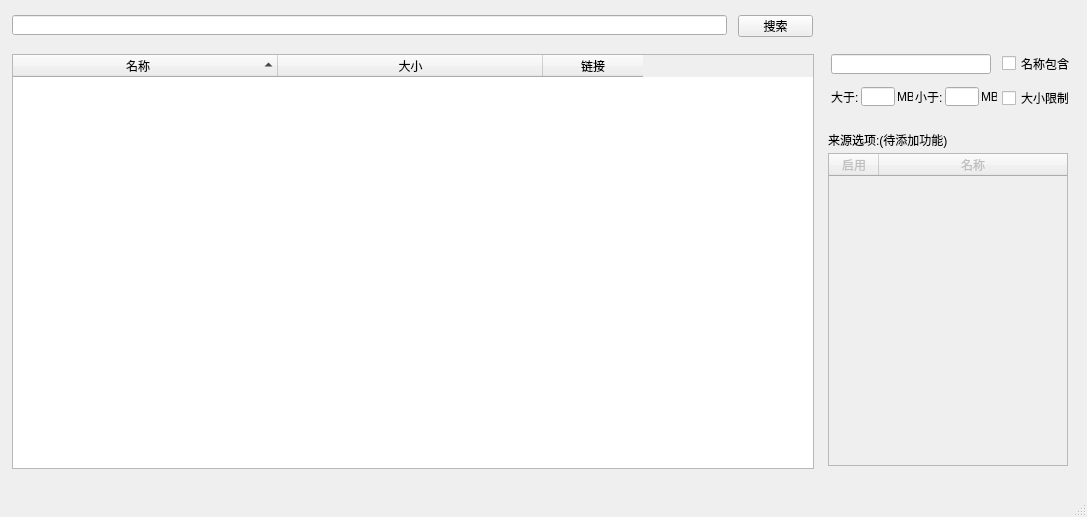
chroming/MagSearch, file mag_search.ui: the form before one commit.
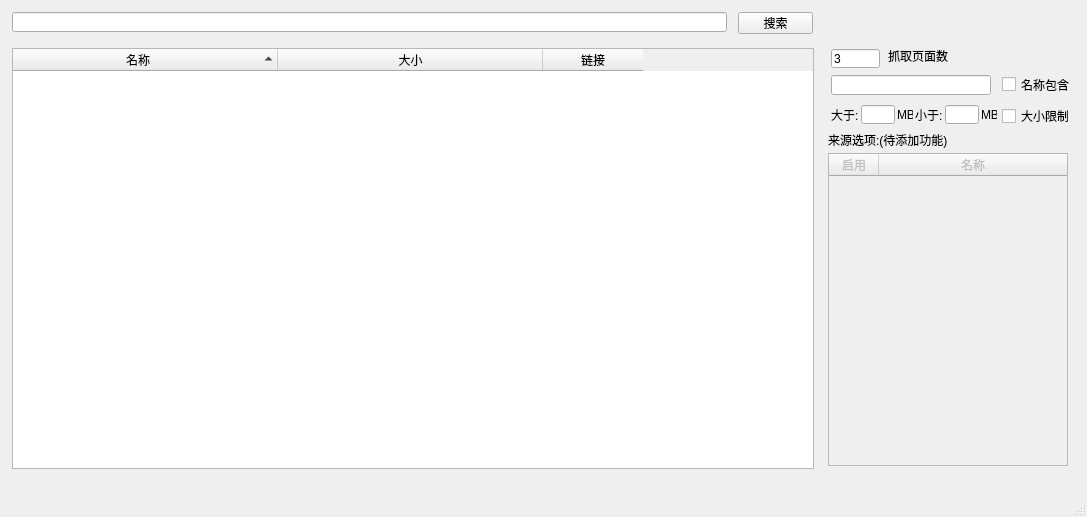
The form after the commit. Icons and pictures are not drawn.

Commit message: 添加抓取分页数选项

Diff of the .ui file:
```diff
--- a/mag_search.ui
+++ b/mag_search.ui
@@ -43,7 +43,7 @@
     <property name="geometry">
      <rect>
       <x>12</x>
-      <y>15</y>
+      <y>12</y>
       <width>715</width>
       <height>20</height>
      </rect>
@@ -56,7 +56,7 @@
     <property name="geometry">
      <rect>
       <x>738</x>
-      <y>15</y>
+      <y>12</y>
       <width>75</width>
       <height>22</height>
      </rect>
@@ -69,9 +69,9 @@
     <property name="geometry">
      <rect>
       <x>12</x>
-      <y>54</y>
+      <y>48</y>
       <width>802</width>
-      <height>415</height>
+      <height>421</height>
      </rect>
     </property>
     <property name="sizePolicy">
@@ -142,7 +142,7 @@
     <property name="geometry">
      <rect>
       <x>831</x>
-      <y>54</y>
+      <y>75</y>
       <width>160</width>
       <height>20</height>
      </rect>
@@ -152,7 +152,7 @@
     <property name="geometry">
      <rect>
       <x>1002</x>
-      <y>54</y>
+      <y>75</y>
       <width>70</width>
       <height>19</height>
      </rect>
@@ -165,7 +165,7 @@
     <property name="geometry">
      <rect>
       <x>945</x>
-      <y>87</y>
+      <y>105</y>
       <width>34</width>
       <height>19</height>
      </rect>
@@ -181,7 +181,7 @@
     <property name="geometry">
      <rect>
       <x>861</x>
-      <y>87</y>
+      <y>105</y>
       <width>34</width>
       <height>19</height>
      </rect>
@@ -200,7 +200,7 @@
     <property name="geometry">
      <rect>
       <x>831</x>
-      <y>87</y>
+      <y>105</y>
       <width>28</width>
       <height>19</height>
      </rect>
@@ -213,7 +213,7 @@
     <property name="geometry">
      <rect>
       <x>915</x>
-      <y>87</y>
+      <y>105</y>
       <width>28</width>
       <height>19</height>
      </rect>
@@ -226,7 +226,7 @@
     <property name="geometry">
      <rect>
       <x>1002</x>
-      <y>87</y>
+      <y>105</y>
       <width>67</width>
       <height>22</height>
      </rect>
@@ -290,7 +290,7 @@
     <property name="geometry">
      <rect>
       <x>897</x>
-      <y>87</y>
+      <y>105</y>
       <width>16</width>
       <height>19</height>
      </rect>
@@ -303,7 +303,7 @@
     <property name="geometry">
      <rect>
       <x>981</x>
-      <y>87</y>
+      <y>105</y>
       <width>16</width>
       <height>19</height>
      </rect>
@@ -312,6 +312,35 @@
      <string>MB</string>
     </property>
    </widget>
+   <widget class="QLineEdit" name="pgnum_lineedit">
+    <property name="geometry">
+     <rect>
+      <x>831</x>
+      <y>49</y>
+      <width>49</width>
+      <height>19</height>
+     </rect>
+    </property>
+    <property name="text">
+     <string>3</string>
+    </property>
+    <property name="maxLength">
+     <number>2</number>
+    </property>
+   </widget>
+   <widget class="QLabel" name="label_6">
+    <property name="geometry">
+     <rect>
+      <x>888</x>
+      <y>45</y>
+      <width>64</width>
+      <height>22</height>
+     </rect>
+    </property>
+    <property name="text">
+     <string>抓取页面数</string>
+    </property>
+   </widget>
   </widget>
   <widget class="QStatusBar" name="statusbar"/>
   <widget class="QMenuBar" name="menuBar">
```
The commit also changes 6 other files.
